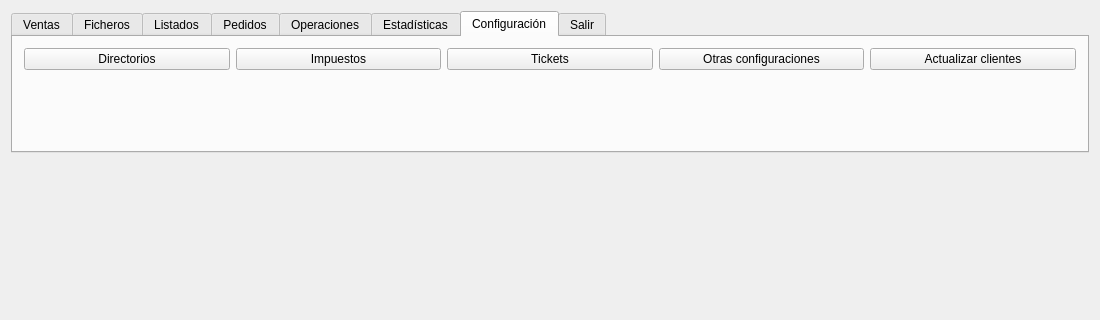
The window that tienda.ui (Ladis72/tienda) describes before a commit, drawn with Qt 5; both pictures show x 0 to 1100 and y 0 to 320 of the 1100 by 754 pixel window.
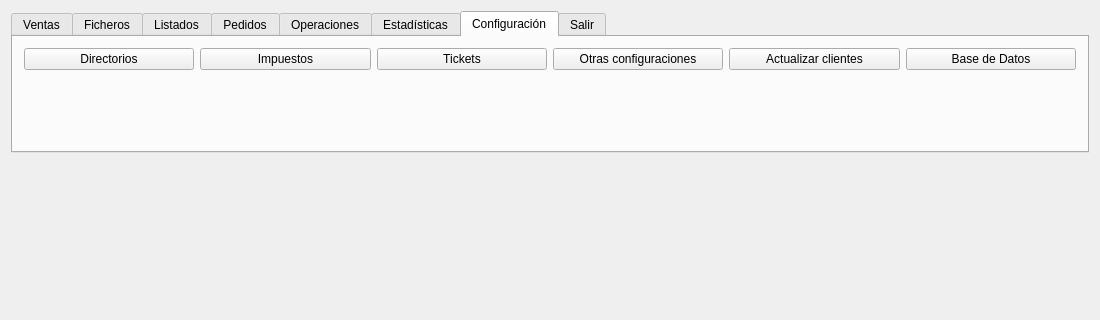
The same window after the commit. The open tabs and pages were chosen to show the change. Icons and pictures are not drawn.

```diff
--- a/tienda.ui
+++ b/tienda.ui
@@ -471,6 +471,13 @@
           </property>
          </widget>
         </item>
+        <item row="0" column="5">
+         <widget class="QPushButton" name="pushButtonConfigDB">
+          <property name="text">
+           <string>Base de Datos</string>
+          </property>
+         </widget>
+        </item>
         <item row="1" column="0">
          <spacer name="verticalSpacer_tabConfig">
           <property name="orientation">
```
Left out of the diff: 6 changed lines with no effect on the pictures.
